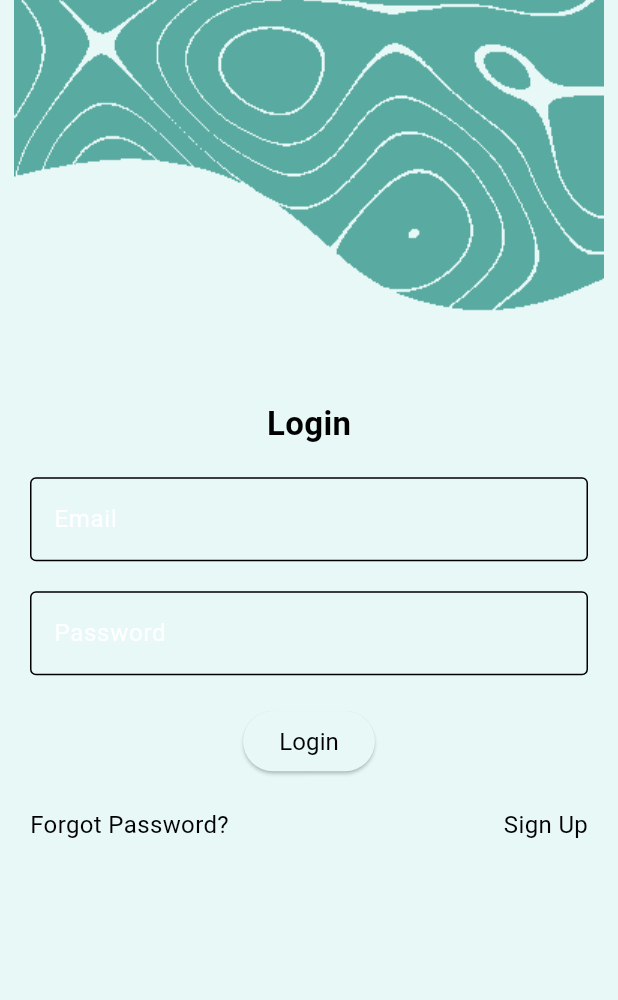
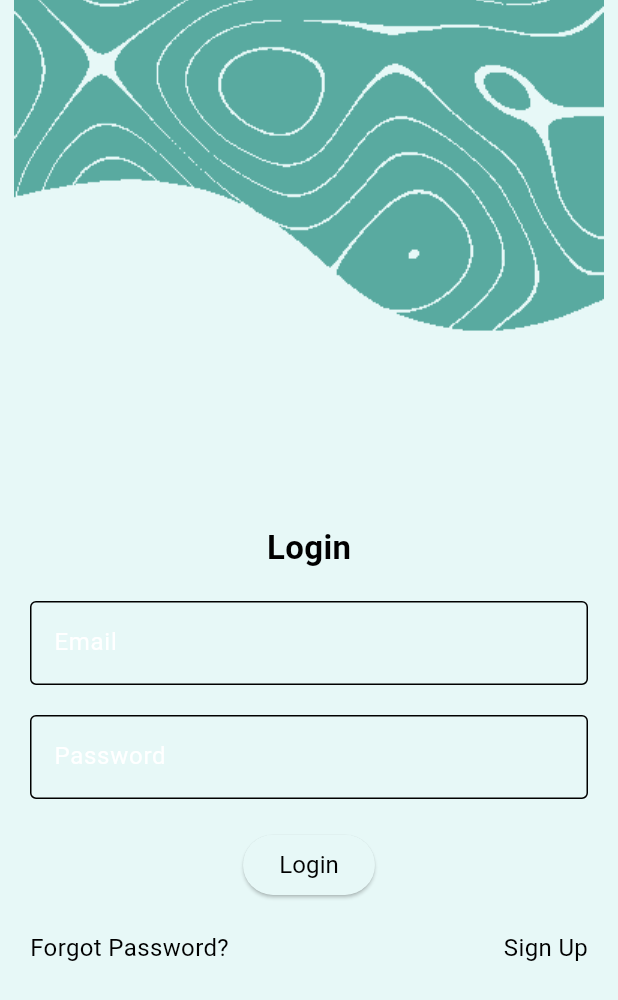
Before and after one commit to dadikas/libary_management, a Flutter app: the screen it shows after launch, after a tap on "Next", on a phone screen of 412 x 824 dp. Shown: the top 1000 px of the screen. Run offline on Flutter 3.47's test engine with Material 3 defaults, Android fonts, the light colour scheme and no system bars; our stand-ins replace equatable, flutter_bloc.

Commit message:
update animated for login

```diff
--- a/lib/src/features/auth/presentation/pages/signin_page.dart
+++ b/lib/src/features/auth/presentation/pages/signin_page.dart
@@ -16,41 +16,51 @@ class _SigninPageState extends State<SigninPage> {
     return Scaffold(
       body: Stack(
         children: [
-          // Top decoration that slides halfway up
+          // Top decoration with animated slide and fade effect
           AnimatedPositioned(
             duration: const Duration(milliseconds: 500),
-            top: showLogin ? - MediaQuery.of(context).size.height/2.4 : 0,
+            top: showLogin ? -MediaQuery.of(context).size.height * 0.4 : 0,
             left: 0,
             right: 0,
             child: Column(
               mainAxisAlignment: MainAxisAlignment.start,
               children: [
                 const Image(image: AssetImage('assets/background.png')),
-                if (!showLogin)
-                  const CustomText(
+                AnimatedOpacity(
+                  opacity: showLogin ? 0.0 : 1.0,
+                  duration: const Duration(milliseconds: 500),
+                  child: const CustomText(
                     text: "Welcome",
                     isBold: true,
+                  ),
                 ),
               ],
             ),
           ),
 
-          // Login form that slides up to replace the welcome screen
+          // Login form that fades in after the welcome screen is hidden
           AnimatedPositioned(
             duration: const Duration(milliseconds: 500),
             top: showLogin ? MediaQuery.of(context).size.height * 0.3 : MediaQuery.of(context).size.height,
             left: 0,
             right: 0,
+            child: AnimatedOpacity(
+              opacity: showLogin ? 1.0 : 0.0,
+              duration: const Duration(milliseconds: 500),
               child: const LoginForm(),
             ),
+          ),
 
-          // "Next" button that disappears after being pressed
+          // "Next" button with fade-out effect
           if (!showLogin)
             Positioned(
               bottom: 50,
               left: 0,
               right: 0,
               child: Center(
+                child: AnimatedOpacity(
+                  opacity: showLogin ? 0.0 : 1.0,
+                  duration: const Duration(milliseconds: 500),
                   child: ElevatedButton(
                     onPressed: () {
                       setState(() {
@@ -58,6 +68,7 @@ class _SigninPageState extends State<SigninPage> {
                       });
                     },
                     child: const CustomText(text: "Next"),
+                  ),
                 ),
               ),
             ),
@@ -74,9 +85,11 @@ class LoginForm extends StatelessWidget {
   Widget build(BuildContext context) {
     return Container(
       padding: const EdgeInsets.all(20),
+
       child: Column(
         mainAxisSize: MainAxisSize.min,
         children: [
+          SizedBox(height: MediaQuery.of(context).size.height * 0.1),
           const CustomText(text: "Login", isBold: true, fontSize: 22),
           const SizedBox(height: 20),
           const TextField(
```
Lines whose indentation alone changed are shown as unchanged.
